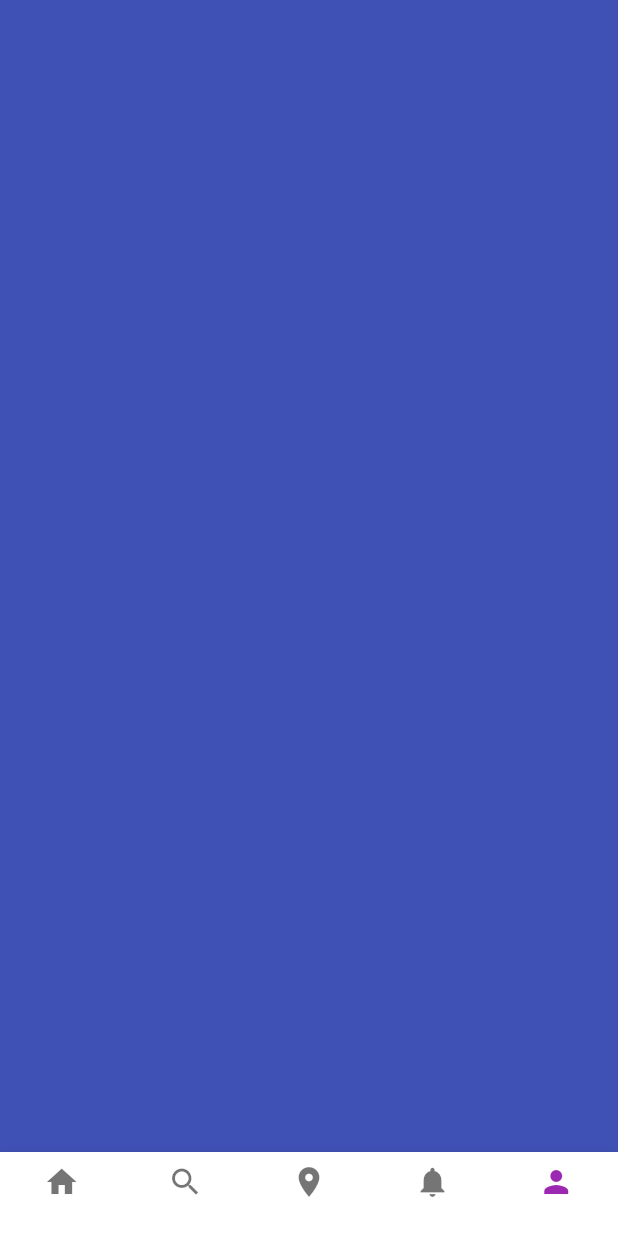
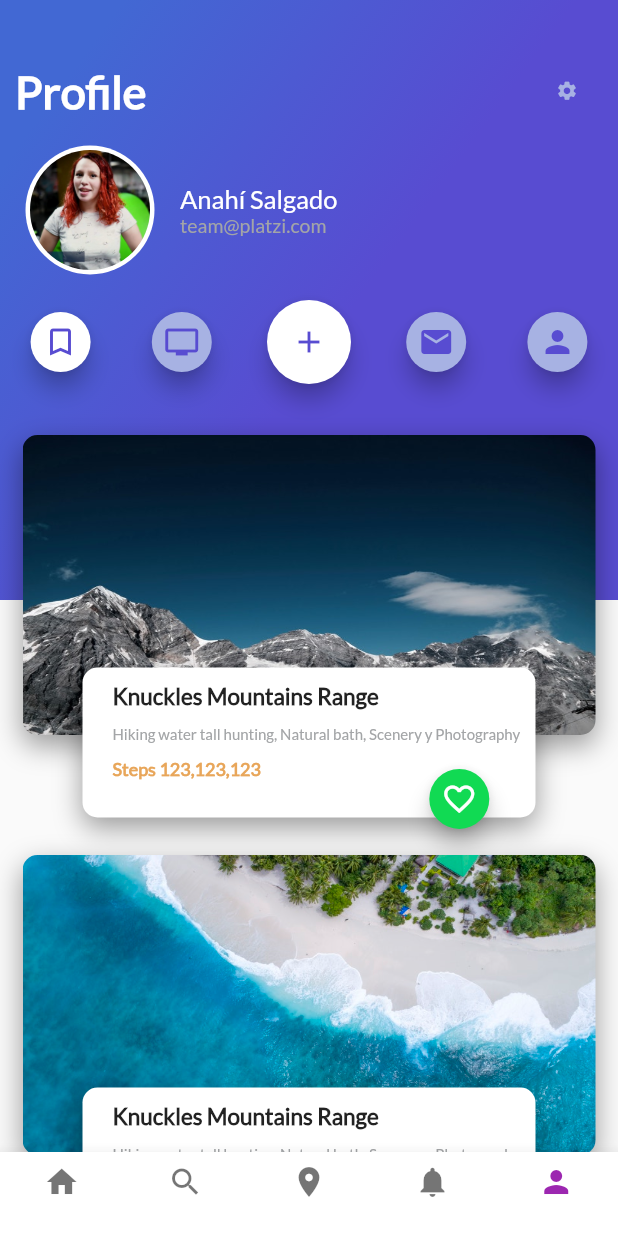
Before and after one commit to ericgomez/platzi_trips_app_complete, a Flutter app: the PlatziTrips screen opened directly, item 5 of the bottom bar chosen, on a phone screen of 412 x 824 dp. Run offline on Flutter 3.47's test engine with Material 2 defaults, Android fonts, the phone set to English and light mode, and no system bars.

Commit message:
Cuarto Reto

```diff
--- /dev/null
+++ b/lib/card_image_list_profile.dart
@@ -0,0 +1,29 @@
+import 'package:flutter/material.dart';
+import 'card_image_profile.dart';
+
+class CardImageListProfile extends StatelessWidget {
+  @override
+  Widget build(BuildContext context) {
+
+    return Container(
+      //height: 400,
+      margin: EdgeInsets.only(
+        top: 250,
+        //left: 20
+      ),
+      child: ListView(
+        padding: EdgeInsets.all(15),
+        scrollDirection: Axis.vertical,//Axis para que el Scroll sea Horizontal
+        children: [//Agregamos todos los elementos que estan componiendo la lista
+          CardImageProfile("assets/img/mountain.jpeg","Knuckles Mountains Range","Hiking water tall hunting, Natural bath, Scenery y Photography","Steps 123,123,123"),
+          CardImageProfile("assets/img/beach.jpeg","Knuckles Mountains Range","Hiking water tall hunting, Natural bath, Scenery y Photography","Steps 123,123,123"),
+          CardImageProfile("assets/img/beach_palm.jpeg","Knuckles Mountains Range","Hiking water tall hunting, Natural bath, Scenery y Photography","Steps 123,123,123"),
+          CardImageProfile("assets/img/mountain_stars.jpeg","Knuckles Mountains Range","Hiking water tall hunting, Natural bath, Scenery y Photography","Steps 123,123,123"),
+          CardImageProfile("assets/img/sunset.jpeg","Knuckles Mountains Range","Hiking water tall hunting, Natural bath, Scenery y Photography","Steps 123,123,123"),
+          CardImageProfile("assets/img/river.jpeg","Knuckles Mountains Range","Hiking water tall hunting, Natural bath, Scenery y Photography","Steps 123,123,123"),
+        ],
+      ),
+    );
+  }
+
+}
--- /dev/null
+++ b/lib/card_image_profile.dart
@@ -0,0 +1,143 @@
+import 'package:flutter/material.dart';
+import 'floating_action_button_green.dart';
+
+class CardImageProfile extends StatelessWidget {
+
+  String pathImage = "assets/img/beach.jpeg";
+  String titleImage = "Knuckles Mountains Range";
+  String descriptionImage = "Hiking water tall hunting, Natural bath, Scenery y Photography";
+  String steps = "Steps 123,123,123";
+
+  //Creamos nuestro constructor
+  CardImageProfile(this.pathImage, this.titleImage, this.descriptionImage, this.steps);
+
+  @override
+  Widget build(BuildContext context) {
+
+    // Widget para titulo de la imagen
+    final title_card = Container(
+      margin: EdgeInsets.only(
+          top: 10,
+          left: 20
+      ),
+      child: Text(
+        titleImage,
+        textAlign: TextAlign.left,
+        style: TextStyle(
+            fontFamily: "Lato",
+            fontSize: 15.0,
+            fontWeight: FontWeight.bold
+        ),
+      ),
+    );
+
+    // Widget que contiene la descripcion
+    final description_card = Container(
+      margin: EdgeInsets.only(
+          top: 10.0,//Posision en la pantalla
+          left: 20
+      ),
+      child: Text(
+        descriptionImage,
+        textAlign: TextAlign.left,
+        style: TextStyle(
+            fontFamily: "Lato",
+            fontSize: 10.0,
+            color: Color(0xFFa3a5a7)
+        ),
+      ),
+    );
+
+    // Widget que contiene los pasos
+    final steps_card = Container(
+      margin: EdgeInsets.only(
+          top: 10.0,//Posision en la pantalla
+          left: 20
+      ),
+      child: Text(
+        steps,
+        textAlign: TextAlign.left,
+        style: TextStyle(
+            fontFamily: "Lato",
+            fontSize: 12.0,
+            fontWeight: FontWeight.bold,
+            color: Color.fromRGBO(232, 166, 90, 1),
+        ),
+      ),
+    );
+
+
+    final card = Stack(
+        children: [
+          Container(
+            width: MediaQuery.of(context).size.width,//tamaño de la pantalla automatico
+            height: 200,
+            margin: EdgeInsets.only(
+              top: 25,
+              //left: 20
+            ),
+            //Agregamos la decoracion como imagen
+            decoration: BoxDecoration(
+                image:DecorationImage(
+                    fit: BoxFit.fill,
+                    image: AssetImage(pathImage)
+                ),
+                //Asemos que la imagen sea redonda
+                borderRadius: BorderRadius.all(Radius.circular(10)),
+                shape: BoxShape.rectangle,//Haacemos que la imagen sea rectangular
+                boxShadow: <BoxShadow>[//Agregamos una sombra
+                  BoxShadow(
+                      color: Colors.black38,
+                      blurRadius: 15,//Que tan degradado quiero que quede
+                      offset: Offset(0,7)//la posicion de la sombra en X y en Y
+                  )
+                ]
+            ),
+          ),
+          Center(
+            child: Container(
+              width: MediaQuery.of(context).size.width,//tamaño de la pantalla automatico
+              height: 100.0,
+              margin: EdgeInsets.only(
+                top: 180,
+                left: 40,
+                right: 40
+              ),
+              child: Column(
+                crossAxisAlignment: CrossAxisAlignment.start,//Alineamos al inicio que es como si se alineara a la izquierda
+                children: [//Realizamos la apilacion de nuestros widgets
+                  title_card,
+                  description_card,
+                  steps_card
+                ],
+              ),
+              //Agregamos la decoracion como imagen
+              decoration: BoxDecoration(
+                color: Colors.white,
+                //Asemos que la imagen sea redonda
+                borderRadius: BorderRadius.all(Radius.circular(10)),
+                shape: BoxShape.rectangle,//Haacemos que la imagen sea rectangular
+                boxShadow: <BoxShadow>[//Agregamos una sombra
+                  BoxShadow(
+                  color: Colors.black38,
+                  blurRadius: 15,//Que tan degradado quiero que quede
+                  offset: Offset(0,7)//la posicion de la sombra en X y en Y
+                  )
+                ]
+              ),
+            ),
+          )
+        ],
+       );
+
+    //Devolvemos la imagen
+    return Stack(
+      alignment: Alignment(0.6,1.1),
+      children: [
+        card,
+        FloatingActionButtonGreen()//Mandamos llamar nuestro metodo que viene de la clase exportada floating_action_button_green
+      ],
+    );
+  }
+
+}
--- /dev/null
+++ b/lib/data_profile.dart
@@ -0,0 +1,100 @@
+import 'package:flutter/cupertino.dart';
+import 'package:flutter/material.dart';
+
+//Nota: heredamos de StatelessWidget que son Widgets sin estado
+//Por que no tendra ninguna interacion
+class DataProfile extends StatelessWidget {
+
+  String pathImage = "asset/img/people.jpg";
+  String name = "Varuna Yasas";
+  String email = "1 review 5 photos";
+
+  //Creamos nuestro constructor que reciba esa imagen
+  DataProfile(this.pathImage, this.name, this.email);
+
+  @override
+  Widget build(BuildContext context) {
+
+    final userEmail = Row(
+      children: [
+        Container(
+          margin: EdgeInsets.only(
+              //top: 50.0,
+              left: 20.0
+          ),
+          //Creamo el hijo que sera el nombre del texto que estara dentro
+          child: Text(
+            email,
+            textAlign: TextAlign.left,
+            style: TextStyle(
+                fontFamily: "Lato",
+                fontSize: 13.0,
+                color: Color(0xFFa3a5a7)
+            ),
+          ),
+        )
+      ],
+    );
+
+    //Se crea el nombre del usuario
+    final userName = Container(
+      margin: EdgeInsets.only(
+          top: 100,
+          left: 20.0
+      ),
+      //Creamo el hijo que sera el nombre del texto que estara dentro
+      child: Text(
+        name,
+        textAlign: TextAlign.left,
+        style: TextStyle(
+            color: Colors.white,
+            fontFamily: "Lato",
+            fontSize: 17.0
+        ),
+      ),
+    );
+
+    final userDetails = Column(
+      crossAxisAlignment: CrossAxisAlignment.start,//Alineamos al inicio que es como si se alineara a la izquierda
+      children: [//Realizamos la apilacion de nuestros widgets
+        userName,
+        userEmail
+      ],
+    );
+
+    //Creamos variable Photo
+    final photo = Container (
+      margin: EdgeInsets.only(//Manejamos unos margenes
+          top: 100.0,
+          left: 20.0
+      ),
+      //Definimos el ancho y el alto que queremos que tenga esa foto
+      width: 80.0,
+      height: 80.0,
+
+      decoration: BoxDecoration(
+        //shape es que forma quiero que tenga ese contenedor
+
+          shape: BoxShape.circle,
+          image: DecorationImage(//Para funcionar el AssetImage necesita estar dentro de un DecorationImage
+              fit: BoxFit.fill,//Con fit indicamos la posicion de la imagen dentro del contenedor
+              image: AssetImage(pathImage)//Agregamoe la direccion de la foto con AssetImage
+          ),
+          boxShadow: <BoxShadow>[//Agregamos un borde o sombra
+            BoxShadow(
+                color: Colors.white,
+                spreadRadius: 3,//tamano del borde
+            )
+          ]
+      ),
+    );
+    //Creamos un Row
+    return Row(//Recordemos que le Row lleva hijos
+      children: [
+        photo,
+        userDetails //userDetails contiene la apilacion de todos los elementos widgets que podemos mostrar
+      ],
+    );
+  }
+
+}
--- /dev/null
+++ b/lib/floating_action_button_profile.dart
@@ -0,0 +1,121 @@
+import 'package:flutter/material.dart';
+
+class FloatingActionButtonProfile extends StatefulWidget {
+  @override
+  State<StatefulWidget> createState() {
+    // Retornamos el metodo _FloatingActionButtonGreen que contiene el State que es el metodo que espera un StatefulWidget
+    return _FloatingActionButtonProfile();
+  }
+
+}
+
+//Una Clase que hereda de StatefulWidget necesita tener otra clase que herede de State
+// Para este caso se crea otra case de nombre similia pero con un guion bajo.
+//Aqui es donde construimos nuestro Widget
+class _FloatingActionButtonProfile extends State<FloatingActionButtonProfile> {
+
+  @override
+  Widget build(BuildContext context) {
+    // En este caso crearemos un boton
+    //Witget Marcador
+    final button_mark = Container(
+      margin: EdgeInsets.only(
+          top: 200.0,//Posision en la pantalla
+      ),
+
+      child: FloatingActionButton(
+        backgroundColor: Colors.white,
+        foregroundColor: Color(0xFF584CD1),
+        mini: true,//Tipo de tamaño mini
+        tooltip: "Fav", //Si se pasa un el elemento con un mouse
+        //onPressed: onPressedFav,
+        child: Icon(
+            Icons.bookmark_border
+        ),
+      ),
+    );
+
+    final button_tv = Container(
+      margin: EdgeInsets.only(
+          top: 200.0,//Posision en la pantalla
+      ),
+
+      child: FloatingActionButton(
+        backgroundColor: Color(0xFFA7B2E3),
+        foregroundColor: Color(0xFF584CD1),
+        mini: true,//Tipo de tamaño mini
+        tooltip: "Fav", //Si se pasa un el elemento con un mouse
+        //onPressed: onPressedFav,
+        child: Icon(
+            Icons.tv
+        ),
+      ),
+    );
+
+    final button_add = Container(
+      margin: EdgeInsets.only(
+          top: 200.0,//Posision en la pantalla
+      ),
+
+      child: FloatingActionButton(
+        backgroundColor: Colors.white,
+        foregroundColor: Color(0xFF584CD1),
+        //mini: true,//Tipo de tamaño mini
+        tooltip: "Fav", //Si se pasa un el elemento con un mouse
+        //onPressed: onPressedFav,
+        child: Icon(
+            Icons.add
+        ),
+      ),
+    );
+
+    final button_email = Container(
+      margin: EdgeInsets.only(
+          top: 200.0,//Posision en la pantalla
+      ),
+
+      child: FloatingActionButton(
+        backgroundColor: Color(0xFFA7B2E3),
+        foregroundColor: Color(0xFF584CD1),
+        mini: true,//Tipo de tamaño mini
+        tooltip: "Fav", //Si se pasa un el elemento con un mouse
+        //onPressed: onPressedFav,
+        child: Icon(
+            Icons.email
+        ),
+      ),
+    );
+
+    final button_people = Container(
+      margin: EdgeInsets.only(
+          top: 200.0,//Posision en la pantalla
+      ),
+
+      child: FloatingActionButton(
+        backgroundColor: Color(0xFFA7B2E3),
+        foregroundColor: Color(0xFF584CD1),
+        mini: true,//Tipo de tamaño mini
+        tooltip: "Fav", //Si se pasa un el elemento con un mouse
+        //onPressed: onPressedFav,
+        child: Icon(
+            Icons.person
+        ),
+      ),
+    );
+
+    return Column(
+      children: [
+        Row(
+          mainAxisAlignment: MainAxisAlignment.spaceAround,//Coloque el espacio libre de manera uniforme entre los hijos, así como la mitad de ese espacio antes y después del primer y último hijo
+          children: [
+            button_mark,
+            button_tv,
+            button_add,
+            button_email,
+            button_people
+          ],
+        )
+      ],
+    );
+  }
+}
--- /dev/null
+++ b/lib/gradient_back_profile.dart
@@ -0,0 +1,63 @@
+import 'package:flutter/material.dart';
+
+class GradientBackProfile extends StatelessWidget {
+
+  //Creamo el titulo de nuestro appBar
+  String title = "Popular";
+
+  //Creamos el constructor
+  GradientBackProfile(this.title);
+
+  @override
+  Widget build(BuildContext context) {
+    // TODO: implement build
+    return Container(
+      height: 400.0,//Definimos la altura
+      decoration: BoxDecoration(
+          gradient: LinearGradient(//La forma en que queremos que se genere nuestro gradient
+              colors: [//Agregamos un arreglo de colores con []
+                //Color primero colocamos el tono mas claro al mas oscuro
+                Color(0xFF4268D3),
+                Color(0xFF584CD1)
+              ],
+              //Con begin ponemos la orientacion del gradiente y que tanto queremos que se este traslapando con otro
+              begin: FractionalOffset(0.2, 0.0),
+              end: FractionalOffset(1.0, 0.6),
+              stops: [0.0, 0.6],//Indicamos la orientacion del gradient en este caso inclinacion
+              tileMode: TileMode.clamp //Color por defecto mientras carga el gradiente o en caso de que no carge
+          )
+      ),
+      child: Container(
+        padding: EdgeInsets.all(10),
+        child: Row(
+          mainAxisAlignment: MainAxisAlignment.spaceBetween,
+          children: [
+            Text(
+              title,
+              style: TextStyle(
+                  color: Colors.white,
+                  fontSize: 30.0,
+                  fontFamily: "Lato",
+                  fontWeight: FontWeight.bold
+              ),
+            ),
+            FloatingActionButton(
+              elevation: 0, //Eliminamos el fondo oscuro del boton flotante
+              backgroundColor: Colors.transparent,//Colocam
+              foregroundColor: Color(0xFFA7B2E3),
+              mini: true,//Tipo de tamaño mini
+              tooltip: "Settings", //Si se pasa un el elemento con un mouse
+              //onPressed: onPressedFav,
+              child: Icon(
+                Icons.settings,
+                size: 15,
+              ),
+            ),
+          ],
+        ),
+      ),
+      alignment: Alignment(-0.94, -0.84),
+    );
+  }
+
+}
--- /dev/null
+++ b/lib/header_appbar_profile.dart
@@ -0,0 +1,23 @@
+import 'package:flutter/material.dart';
+import 'gradient_back_profile.dart';//importamos las clases que vamos a utilizar para hacer Stack
+import 'card_image_list_profile.dart';//importamos las clases que vamos a utilizar
+import 'data_profile.dart';
+
+class HeaderAppBarProfile extends StatelessWidget {
+  @override
+  Widget build(BuildContext context) {
+    // TODO: implement build
+    return Stack(//Stack me permite acomodar un Widget sobre otro Widget
+      children: [
+        GradientBackProfile("Profile"),
+        ListView(//Enviamos nuestro contenido en forma de lista para que podamos utilizar el scroll
+          children: [//Agrupamos los elementos
+            DataProfile("assets/img/ann.jpg", "Anahí Salgado", "team@platzi.com"),
+          ],
+        ),
+        CardImageListProfile(),
+      ],
+    );
+  }
+
+}
--- a/lib/profile_trips.dart
+++ b/lib/profile_trips.dart
@@ -1,11 +1,26 @@
 import 'package:flutter/material.dart';
+import 'package:platzi_trips_app/review_list.dart';
+import 'description_place.dart';
+import 'header_appbar_profile.dart';
+import 'floating_action_button_profile.dart';
+
 
 class ProfileTrips extends StatelessWidget {
+
   @override
   Widget build(BuildContext context) {
     // TODO: implement build
-    return Container(
-      color: Colors.indigo,
+    return Stack(//un Stack permite colocar un elemento encima de otro
+      children: [//En Stack tambien agregamos hijos
+        ListView(//Enviamos nuestro contenido en forma de lista para que podamos utilizar el scroll
+          children: [//Agrupamos los elemento
+            //ReviewList(),
+          ],
+        ),
+        HeaderAppBarProfile(),
+        FloatingActionButtonProfile()
+
+      ],
     );
   }
 
```
